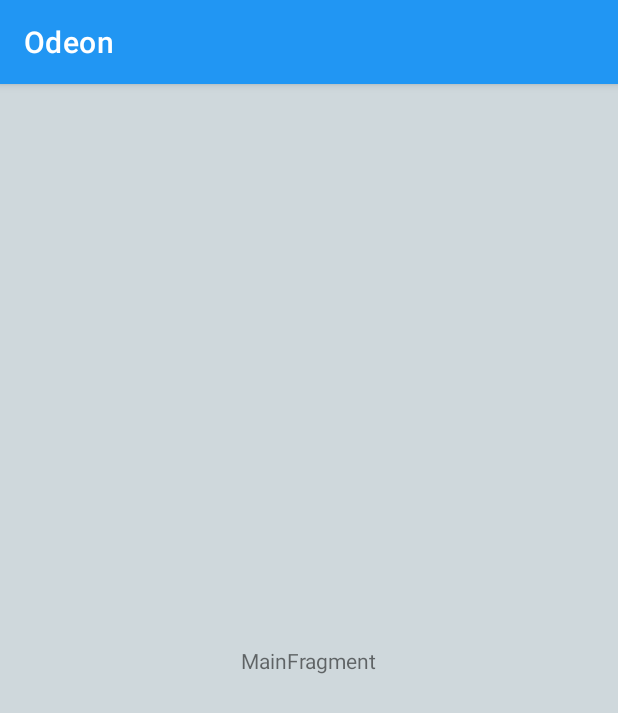
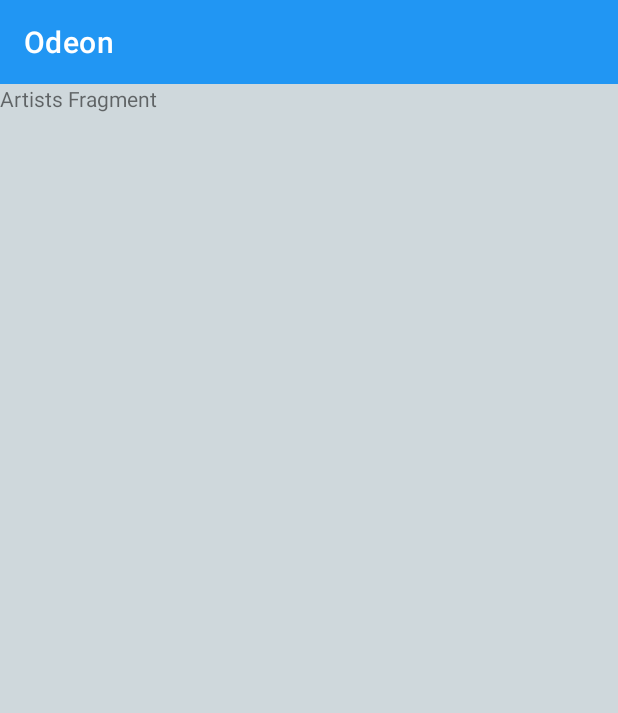
Before and after one commit to MrZeRo2000/odeon-android, an Android app: the screen it shows after launch (MainActivity), on a phone screen of 412 x 824 dp. Shown: the top 713 px of the screen. Run offline under Robolectric (Android 15) with nearby library versions, the phone set to English and light mode, and no system bars.

Commit message:
moved resources, set up navigation

```diff
--- a/app/build.gradle
+++ b/app/build.gradle
@@ -25,15 +25,25 @@ android {
         sourceCompatibility JavaVersion.VERSION_1_8
         targetCompatibility JavaVersion.VERSION_1_8
     }
+    buildFeatures {
+        viewBinding true
+    }
 }
 
 dependencies {
-
     implementation 'androidx.appcompat:appcompat:1.4.1'
     implementation 'com.google.android.material:material:1.5.0'
     implementation 'androidx.constraintlayout:constraintlayout:2.1.3'
+
+    // lifecycle
     implementation 'androidx.lifecycle:lifecycle-livedata-ktx:2.4.1'
     implementation 'androidx.lifecycle:lifecycle-viewmodel-ktx:2.4.1'
+
+    // navigation
+    implementation 'androidx.navigation:navigation-fragment:2.4.2'
+    implementation 'androidx.navigation:navigation-ui:2.4.2'
+    implementation 'androidx.legacy:legacy-support-v4:1.0.0'
+
     testImplementation 'junit:junit:4.13.2'
     androidTestImplementation 'androidx.test.ext:junit:1.1.3'
     androidTestImplementation 'androidx.test.espresso:espresso-core:3.4.0'
--- /dev/null
+++ b/app/src/main/java/com/romanpulov/odeon/ArtistsFragment.java
@@ -0,0 +1,44 @@
+package com.romanpulov.odeon;
+
+import androidx.lifecycle.ViewModelProvider;
+
+import android.os.Bundle;
+
+import androidx.annotation.NonNull;
+import androidx.annotation.Nullable;
+import androidx.fragment.app.Fragment;
+
+import android.view.LayoutInflater;
+import android.view.View;
+import android.view.ViewGroup;
+
+public class ArtistsFragment extends Fragment {
+
+    private ArtistsViewModel mViewModel;
+
+    public static ArtistsFragment newInstance() {
+        return new ArtistsFragment();
+    }
+
+    @Override
+    public View onCreateView(@NonNull LayoutInflater inflater, @Nullable ViewGroup container,
+                             @Nullable Bundle savedInstanceState) {
+        return inflater.inflate(R.layout.artists_fragment, container, false);
+    }
+
+    @Override
+    public void onViewCreated(@NonNull View view, @Nullable Bundle savedInstanceState) {
+        super.onViewCreated(view, savedInstanceState);
+        mViewModel = new ViewModelProvider(this).get(ArtistsViewModel.class);
+    }
+
+    /*
+    @Override
+    public void onActivityCreated(@Nullable Bundle savedInstanceState) {
+        super.onActivityCreated(savedInstanceState);
+        mViewModel = new ViewModelProvider(this).get(ArtistsViewModel.class);
+     }
+
+     */
+
+}
--- /dev/null
+++ b/app/src/main/java/com/romanpulov/odeon/ArtistsViewModel.java
@@ -0,0 +1,7 @@
+package com.romanpulov.odeon;
+
+import androidx.lifecycle.ViewModel;
+
+public class ArtistsViewModel extends ViewModel {
+    // TODO: Implement the ViewModel
+}
--- a/app/src/main/java/com/romanpulov/odeon/MainActivity.java
+++ b/app/src/main/java/com/romanpulov/odeon/MainActivity.java
@@ -3,7 +3,9 @@ package com.romanpulov.odeon;
 import androidx.appcompat.app.AppCompatActivity;
 
 import android.os.Bundle;
+import androidx.appcompat.widget.Toolbar;
 
+import com.romanpulov.odeon.databinding.MainActivityBinding;
 import com.romanpulov.odeon.ui.main.MainFragment;
 
 public class MainActivity extends AppCompatActivity {
@@ -11,11 +13,24 @@ public class MainActivity extends AppCompatActivity {
     @Override
     protected void onCreate(Bundle savedInstanceState) {
         super.onCreate(savedInstanceState);
-        setContentView(R.layout.main_activity);
+        MainActivityBinding binding = MainActivityBinding.inflate(getLayoutInflater());
+        setContentView(binding.getRoot());
+
+        //setContentView(R.layout.main_activity);
+
+        // Find the toolbar view inside the activity layout
+        //Toolbar toolbar = (Toolbar) findViewById(R.id.toolbar);
+        // Sets the Toolbar to act as the ActionBar for this Activity window.
+        // Make sure the toolbar exists in the activity and is not null
+        setSupportActionBar(binding.toolbar);
+
+        /*
         if (savedInstanceState == null) {
             getSupportFragmentManager().beginTransaction()
                     .replace(R.id.container, MainFragment.newInstance())
                     .commitNow();
         }
+
+         */
     }
 }
--- /dev/null
+++ b/app/src/main/res/layout/artists_fragment.xml
@@ -0,0 +1,13 @@
+<?xml version="1.0" encoding="utf-8"?>
+<FrameLayout xmlns:android="http://schemas.android.com/apk/res/android"
+    xmlns:tools="http://schemas.android.com/tools"
+    android:layout_width="match_parent"
+    android:layout_height="match_parent"
+    tools:context=".ArtistsFragment">
+
+    <TextView
+        android:layout_width="match_parent"
+        android:layout_height="match_parent"
+        android:text="Artists Fragment" />
+
+</FrameLayout>
--- a/app/src/main/res/layout/main_activity.xml
+++ b/app/src/main/res/layout/main_activity.xml
@@ -1,7 +1,33 @@
 <?xml version="1.0" encoding="utf-8"?>
-<FrameLayout xmlns:android="http://schemas.android.com/apk/res/android"
+<androidx.constraintlayout.widget.ConstraintLayout
+    xmlns:android="http://schemas.android.com/apk/res/android"
+    xmlns:app="http://schemas.android.com/apk/res-auto"
     xmlns:tools="http://schemas.android.com/tools"
-    android:id="@+id/container"
     android:layout_width="match_parent"
     android:layout_height="match_parent"
-    tools:context=".MainActivity" />
+    tools:context=".MainActivity">
+
+    <androidx.appcompat.widget.Toolbar
+        android:id="@+id/toolbar"
+        android:minHeight="?attr/actionBarSize"
+        android:layout_width="match_parent"
+        android:layout_height="wrap_content"
+        app:layout_constraintTop_toTopOf="parent"
+        app:titleTextColor="@android:color/white"
+        android:background="?attr/colorPrimary">
+    </androidx.appcompat.widget.Toolbar>
+
+    <androidx.fragment.app.FragmentContainerView
+        android:id="@+id/nav_host_fragment"
+        android:name="androidx.navigation.fragment.NavHostFragment"
+        android:layout_width="0dp"
+        android:layout_height="0dp"
+        app:layout_constraintLeft_toLeftOf="parent"
+        app:layout_constraintRight_toRightOf="parent"
+        app:layout_constraintTop_toBottomOf="@+id/toolbar"
+        app:layout_constraintBottom_toBottomOf="parent"
+
+        app:defaultNavHost="true"
+        app:navGraph="@navigation/artist_graph" />
+
+</androidx.constraintlayout.widget.ConstraintLayout>
--- /dev/null
+++ b/app/src/main/res/navigation/artist_graph.xml
@@ -0,0 +1,13 @@
+<?xml version="1.0" encoding="utf-8"?>
+<navigation xmlns:android="http://schemas.android.com/apk/res/android"
+    xmlns:app="http://schemas.android.com/apk/res-auto"
+    xmlns:tools="http://schemas.android.com/tools"
+    android:id="@+id/artist_nav"
+    app:startDestination="@id/artistsFragment">
+
+    <fragment
+        android:id="@+id/artistsFragment"
+        android:name="com.romanpulov.odeon.ArtistsFragment"
+        android:label="artists_fragment"
+        tools:layout="@layout/artists_fragment" />
+</navigation>
--- a/app/src/main/res/values-night/themes.xml
+++ b/app/src/main/res/values-night/themes.xml
@@ -1,6 +1,6 @@
 <resources xmlns:tools="http://schemas.android.com/tools">
     <!-- Base application theme. -->
-    <style name="Theme.MainAppTheme" parent="Theme.MaterialComponents.DayNight.DarkActionBar">
+    <style name="Theme.MainAppTheme" parent="Theme.MaterialComponents.DayNight.NoActionBar">
         <!-- Primary brand color. -->
         <item name="colorPrimary">@color/blue_light</item>
         <item name="colorPrimaryVariant">@color/blue_dark</item>
--- a/app/src/main/res/values/themes.xml
+++ b/app/src/main/res/values/themes.xml
@@ -1,6 +1,6 @@
 <resources xmlns:tools="http://schemas.android.com/tools">
     <!-- Base application theme. -->
-    <style name="Theme.MainAppTheme" parent="Theme.MaterialComponents.DayNight.DarkActionBar">
+    <style name="Theme.MainAppTheme" parent="Theme.MaterialComponents.DayNight.NoActionBar">
         <!-- Primary brand color. -->
         <item name="colorPrimary">@color/blue_middle</item>
         <item name="colorPrimaryVariant">@color/blue_dark</item>
```
Also changed, not shown: 3 other files.
